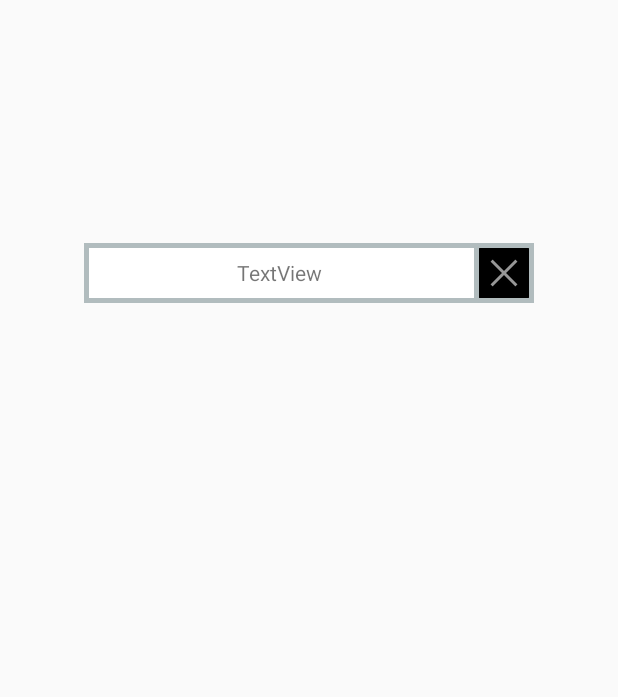
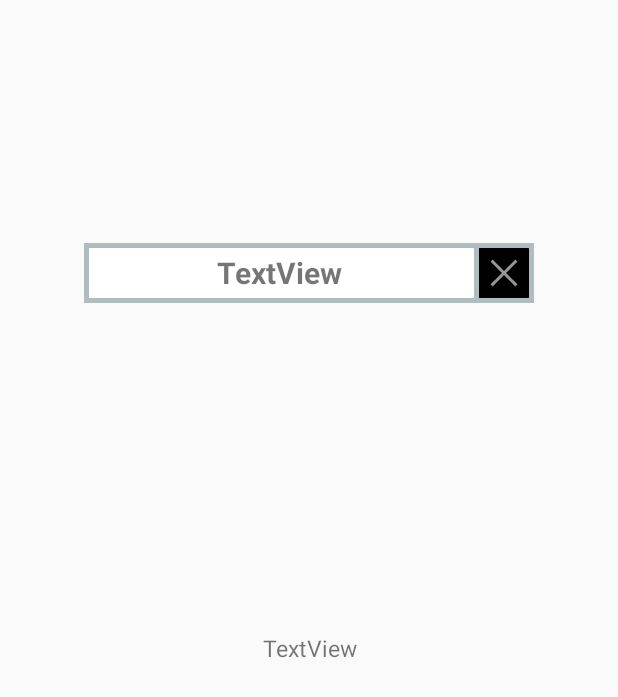
Before and after one commit to MrQuentin/Projet-100h-android, an Android app: the layout fragment_sample_dialog.xml on its own in the app's theme, with its tools: preview values and no code run, on a phone screen of 412 x 824 dp. Shown: the top 697 px of the screen. Run offline under Robolectric (Android 15) with nearby library versions, the phone set to English and light mode, and no system bars.

Commit message:
customized dialog

```diff
--- a/app/src/main/res/layout/fragment_sample_dialog.xml
+++ b/app/src/main/res/layout/fragment_sample_dialog.xml
@@ -1,20 +1,22 @@
 <LinearLayout xmlns:android="http://schemas.android.com/apk/res/android"
     xmlns:app="http://schemas.android.com/apk/res-auto"
     android:id="@+id/edit_name"
-    android:layout_width="wrap_content"
-    android:layout_height="wrap_content"
+    android:layout_width="300dp"
+    android:layout_height="500dp"
     android:layout_gravity="center"
     android:orientation="vertical"  >
 
     <LinearLayout
-        android:layout_width="match_parent"
+        android:layout_width="300dp"
         android:layout_height="40dp"
         android:background="@drawable/content_bg">
 
         <TextView
-            android:id="@+id/textView14"
+            android:id="@+id/title_box"
             android:layout_width="260dp"
             android:layout_height="40dp"
+            android:textSize="20dp"
+            android:textStyle="bold"
             android:gravity="center"
             android:text="TextView" />
 
@@ -29,10 +31,19 @@
 
     <LinearLayout
         android:id="@+id/contenu"
-        android:layout_width="match_parent"
+        android:layout_width="300dp"
         android:layout_height="460dp"
         android:orientation="vertical">
 
+        <TextView
+            android:id="@+id/content_box"
+            android:layout_width="260dp"
+            android:textSize="15dp"
+            android:layout_height="460dp"
+            android:layout_marginRight="20dp"
+            android:layout_marginLeft="20dp"
+            android:gravity="center"
+            android:text="TextView" />
 
     </LinearLayout>
 
--- a/app/src/main/res/values/strings.xml
+++ b/app/src/main/res/values/strings.xml
@@ -19,7 +19,7 @@
     <!-- TODO: Remove or change this placeholder text -->
     <string name="hello_blank_fragment">Hello blank fragment</string>
     <string name="home">Home</string>
-    <string name="help">Help</string>
+    <string name="help">The Goal of this App is to help you getting around on your bike without focussing on yout phone !</string>
     <string name="About">About</string>
     <string name="house">My House</string>
     <string name="work">My Work</string>
```
Also changed, not shown: app/src/main/java/com/example/mrquentin/drawertest/Dialogs/DialogHandler.java (+10 -0 lines), app/src/main/java/com/example/mrquentin/drawertest/Dialogs/Fragments/BasicTextDialogFragment.java (added, +74 -0 lines), app/src/main/java/com/example/mrquentin/drawertest/MainActivity.java (+6 -5 lines).
